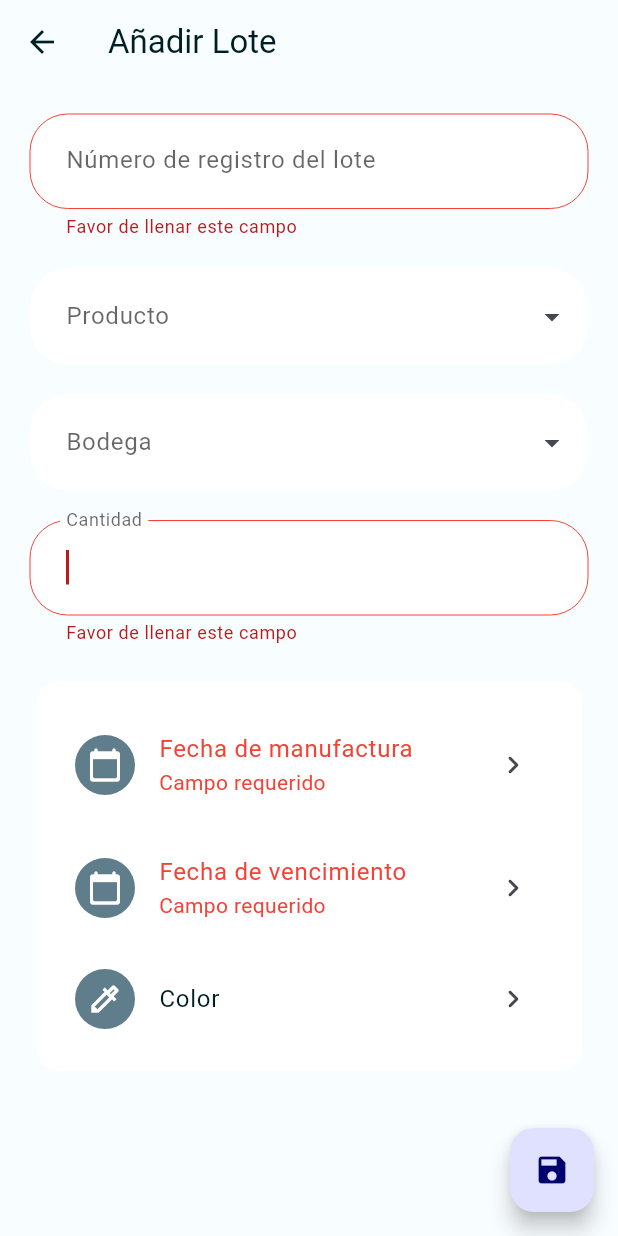
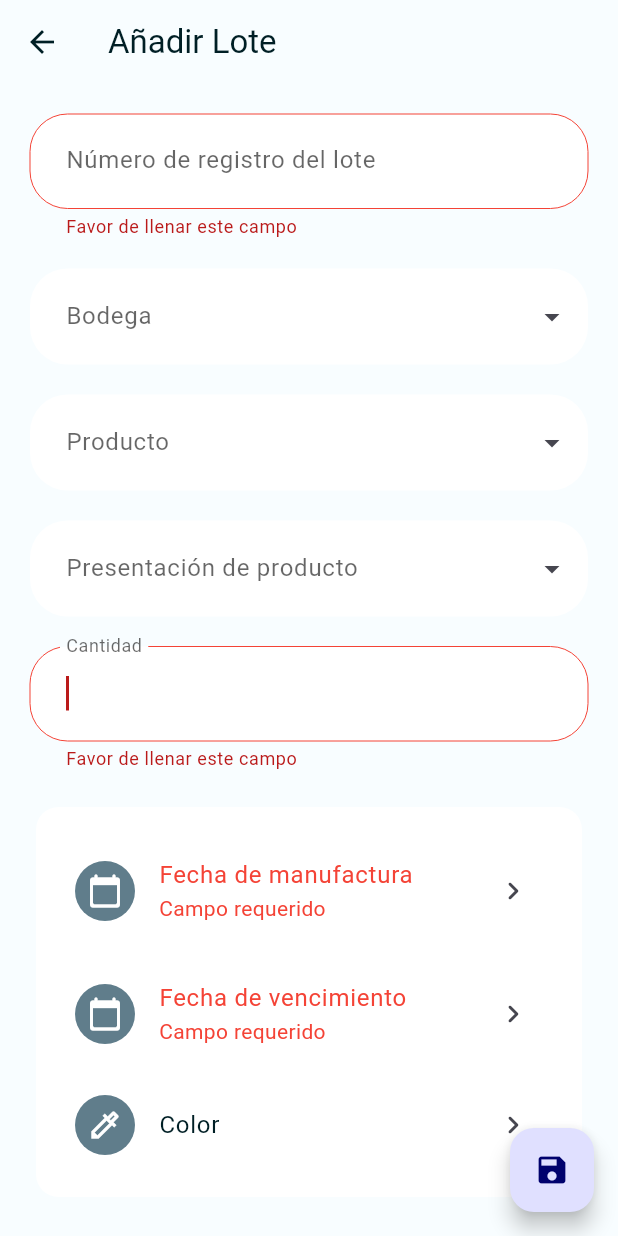
Before and after one commit to alexsosat/inventory-control, a Flutter app: the LoteAddView screen opened by its route, after a tap on the "save" icon, on a phone screen of 412 x 824 dp. Run offline on Flutter 3.47's test engine with Material 2 defaults, Android fonts, the phone set to English and light mode, and no system bars; drawn by our look-alikes of dropdown_search; our stand-ins replace animate_do, auto_size_text, device_preview, flutter_colorpicker, flutter_speed_dial, flutter_spinkit and 5 more; accounts and stored records are empty; generated files the repository leaves out were written again.

Commit message:
Adds product presentation to lote form

```diff
--- a/lib/app/data/models/lote/lote.dart
+++ b/lib/app/data/models/lote/lote.dart
@@ -2,6 +2,7 @@
 import 'package:isar/isar.dart';
 
 import '../product/product.dart';
+import '../product_presentation/product_presentation.dart';
 import '../storages/storage.dart';
 
 part 'lote.g.dart';
@@ -23,6 +24,8 @@ class Lote {
   final storage = IsarLink<Storage>();
 
   final product = IsarLink<Product>();
+
+  final productPresentation = IsarLink<ProductPresentation>();
 
   @enumerated
   LoteStatus status;
--- a/lib/app/data/providers/lote_provider.dart
+++ b/lib/app/data/providers/lote_provider.dart
@@ -28,6 +28,7 @@ class LoteProvider {
           final productId = await isar.lotes.put(lote);
           await lote.product.save();
           await lote.storage.save();
+          await lote.productPresentation.save();
           return productId;
         },
       );
--- a/lib/app/modules/lote_add/controllers/lote_add_controller.dart
+++ b/lib/app/modules/lote_add/controllers/lote_add_controller.dart
@@ -7,6 +7,7 @@ import '../../../../global/overlays/dialog/dialog.dart';
 import '../../../../services/local_database/call_function.dart';
 import '../../../data/models/lote/lote.dart';
 import '../../../data/models/product/product.dart';
+import '../../../data/models/product_presentation/product_presentation.dart';
 import '../../../data/models/storages/storage.dart';
 import '../../../data/providers/lote_provider.dart';
 import '../../home/controllers/home_controller.dart';
@@ -25,6 +26,9 @@ class LoteAddController extends GetxController {
   DateTime? expirationDate;
   Storage? storage;
   Product? product;
+  ProductPresentation? productPresentation;
+
+  final productId = 0.obs;
 
   LoteAddController(this.storage);
 
@@ -44,6 +48,8 @@ class LoteAddController extends GetxController {
 
         lote.storage.value = storage;
         lote.product.value = product;
+
+        lote.productPresentation.value = productPresentation;
 
         return _provider.addLote(lote);
       },
--- a/lib/app/modules/lote_add/views/lote_add_view.dart
+++ b/lib/app/modules/lote_add/views/lote_add_view.dart
@@ -3,6 +3,7 @@ import 'package:flutter/material.dart';
 import 'package:get/get.dart';
 import 'package:inventory_control/app/modules/lote_add/views/widgets/lote_add_form.dart';
 
+import '../../../../global/overlays/snackbar.dart';
 import '../controllers/lote_add_controller.dart';
 
 class LoteAddView extends GetView<LoteAddController> {
@@ -21,6 +22,15 @@ class LoteAddView extends GetView<LoteAddController> {
       floatingActionButton: FloatingActionButton(
         onPressed: () {
           if (controller.formKey.currentState!.validate()) {
+            if (!controller.product!.presentations
+                .contains(controller.productPresentation!)) {
+              snackbarMessage(
+                title: "Error de entrada",
+                message:
+                    "La presentación seleccionada no pertenece al producto seleccionado",
+              );
+              return;
+            }
             controller.saveLote();
           }
         },
--- a/lib/app/modules/lote_add/views/widgets/lote_add_form.dart
+++ b/lib/app/modules/lote_add/views/widgets/lote_add_form.dart
@@ -1,6 +1,7 @@
 import 'package:flutter/material.dart';
 import 'package:flutter/services.dart';
 import 'package:get/get.dart';
+import 'package:inventory_control/global/form/bottomsheets/product_presentation_bottomsheet.dart';
 import 'package:inventory_control/global/form/pickers/date_picker.dart';
 
 import '../../../../../global/card/rounded_form_card.dart';
@@ -37,14 +38,27 @@ class _LoteAddFormState extends State<LoteAddForm> {
             labelText: 'Número de registro del lote',
           ),
           const SizedBox(height: 20),
-          ProductBottomSheet(
-            initialItem: controller.product,
-            onChanged: (product) => controller.product = product,
-          ),
-          const SizedBox(height: 20),
           StorageBottomSheet(
             initialItem: controller.storage,
             onChanged: (storage) => controller.storage = storage,
+          ),
+          const SizedBox(height: 20),
+          ProductBottomSheet(
+            initialItem: controller.product,
+            onChanged: (product) {
+              controller.product = product;
+              controller.productId(product.id);
+            },
+          ),
+          const SizedBox(height: 20),
+          Obx(
+            () {
+              return ProductPresentationBottomSheet(
+                productId: controller.productId.value,
+                onChanged: (presentation) =>
+                    controller.productPresentation = presentation,
+              );
+            },
           ),
           const SizedBox(height: 20),
           TextFormFieldRounded(
--- /dev/null
+++ b/lib/global/form/bottomsheets/product_presentation_bottomsheet.dart
@@ -0,0 +1,33 @@
+import 'package:flutter/material.dart';
+import '../../../app/data/models/product_presentation/product_presentation.dart';
+import '../../../app/data/providers/product_presentations_provider.dart';
+
+import 'base_bottomsheet.dart';
+
+class ProductPresentationBottomSheet extends StatelessWidget {
+  final Function(ProductPresentation) onChanged;
+  final int? productId;
+  final ProductPresentation? initialPresentation;
+  const ProductPresentationBottomSheet({
+    Key? key,
+    required this.onChanged,
+    this.initialPresentation,
+    this.productId,
+  }) : super(key: key);
+
+  @override
+  Widget build(BuildContext context) {
+    return BaseBottomSheet<ProductPresentation>(
+      labelText: "Presentación de producto",
+      items: const [],
+      initialItem: initialPresentation,
+      asyncItems: (_) =>
+          ProductPresentationProvider().getPresentationsByProductId(productId),
+      itemAsString: (presentation) => presentation.name,
+      leadingIcon: Icons.inventory_2_outlined,
+      onChanged: (value) {
+        onChanged(value);
+      },
+    );
+  }
+}
```
Also changed, not shown: lib/app/data/providers/product_presentations_provider.dart (+16 -0 lines), lib/global/overlays/snackbar.dart (added, +42 -0 lines), lib/app/data/models/lote/lote.g.dart.
